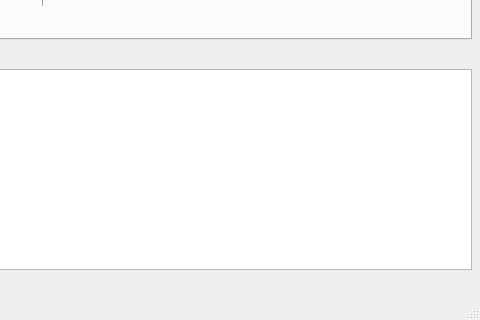
The window that design.ui (DSTHub/PA-DPD-testbench) describes before a commit, drawn with Qt 5; both pictures show x 450 to 930 and y 310 to 630 of the 930 by 630 pixel window.
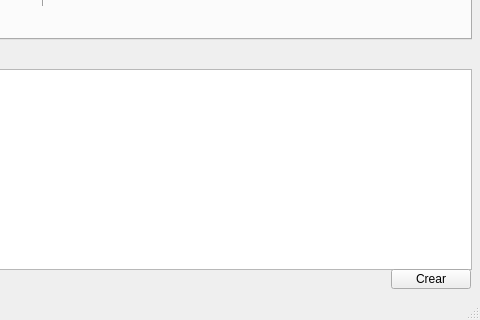
The same window after the commit.

Commit message:
New UI design, new connection logic
To do: console's control

Diff of the .ui file:
```diff
--- a/design.ui
+++ b/design.ui
@@ -589,6 +589,30 @@
       <height>201</height>
      </rect>
     </property>
+    <property name="font">
+     <font>
+      <pointsize>8</pointsize>
+     </font>
+    </property>
+   </widget>
+   <widget class="QPushButton" name="pushButton">
+    <property name="geometry">
+     <rect>
+      <x>550</x>
+      <y>560</y>
+      <width>80</width>
+      <height>20</height>
+     </rect>
+    </property>
+    <property name="maximumSize">
+     <size>
+      <width>81</width>
+      <height>20</height>
+     </size>
+    </property>
+    <property name="text">
+     <string>Crear</string>
+    </property>
    </widget>
   </widget>
   <widget class="QMenuBar" name="menubar">
```
Left out of the diff: 16 changed lines with no effect on the pictures.
